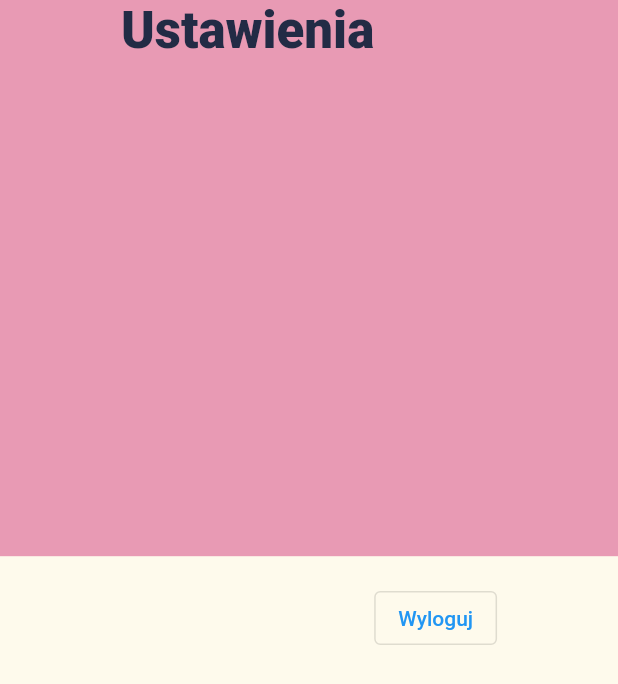
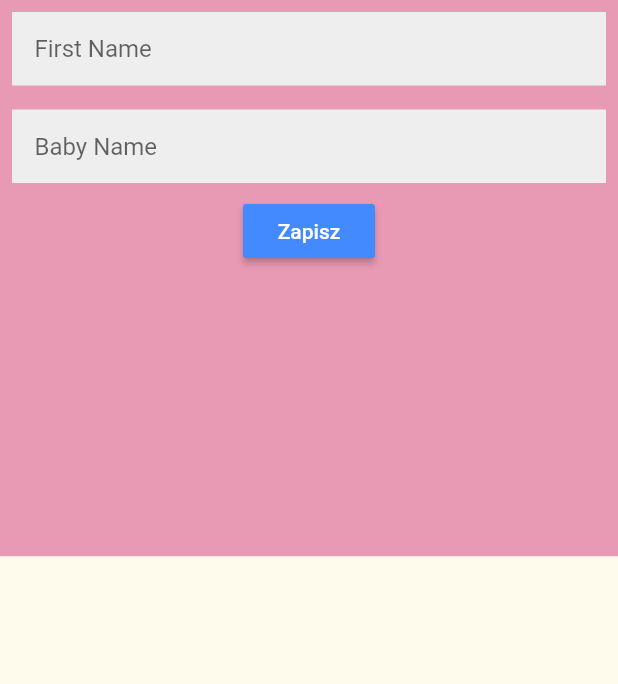
Before and after one commit to gebertdominik/my_pregnancy, a Flutter app: the HomeScreen screen opened directly, after a tap on "Ustawienia", on a phone screen of 412 x 824 dp. Shown: the top 684 px of the screen. Run offline on Flutter 3.47's test engine with Material 2 defaults, Android fonts, the phone set to English and light mode, and no system bars; our stand-ins replace cloud_firestore, firebase_auth, firebase_core, flutter_signin_button, flutter_svg, liquid_progress_indicator; accounts and stored records are empty.

Commit message:
Add settings

```diff
--- /dev/null
+++ b/lib/models/user_settings.dart
@@ -0,0 +1,46 @@
+import 'dart:core';
+
+import 'package:cloud_firestore/cloud_firestore.dart';
+
+class UserSettings {
+  String id;
+  String firstName;
+  String babyName;
+  DateTime expectedDate;
+
+  DocumentReference reference;
+
+  UserSettings(this.id, this.firstName, this.babyName, this.expectedDate, {this.reference});
+
+  factory UserSettings.fromJson(String id, Map<dynamic, dynamic> json) =>
+      _userSettingsFromJson(id, json);
+
+  Map<String, dynamic> toJson() => _userSettingsToJson(this);
+
+  factory UserSettings.fromFirestore(DocumentSnapshot documentSnapshot) {
+    UserSettings userSettings = UserSettings.fromJson(documentSnapshot.id, documentSnapshot.data());
+    return userSettings;
+  }
+
+  @override
+  String toString() => "UserSettings<$firstName>";
+}
+
+UserSettings _userSettingsFromJson(String id, Map<dynamic, dynamic> json) {
+  return UserSettings(
+      id,
+      json['firstName'] as String,
+      json['babyName'] as String,
+      json['expectedDate'] == null
+          ? null
+          : (json['expectedDate'] as Timestamp).toDate());
+}
+
+Map<String, dynamic> _userSettingsToJson(UserSettings instance) =>
+    <String, dynamic>{
+      'id': instance.id,
+      'firstName': instance.firstName,
+      'babyName': instance.babyName,
+      'expectedDate': instance.expectedDate,
+      'reference': instance.reference
+    };
--- /dev/null
+++ b/lib/repositories/user_settings_repository.dart
@@ -0,0 +1,19 @@
+import 'package:cloud_firestore/cloud_firestore.dart';
+import 'package:my_pregnancy/models/user_settings.dart';
+
+class UserSettingsRepository {
+  final CollectionReference collection =
+      FirebaseFirestore.instance.collection('userSettings');
+
+  Future<UserSettings> getUserSettings(String userId) async {
+    DocumentSnapshot documentSnapshot = await collection.doc(userId).get();
+    UserSettings userSettings = UserSettings.fromFirestore(documentSnapshot);
+    return userSettings;
+  }
+
+  Future<void> updateUserSettings(UserSettings userSettings) async {
+    return collection
+        .doc(userSettings.id)
+        .set(userSettings.toJson(), SetOptions(merge: true));
+  }
+}
--- a/lib/screens/home/components/main_menu.dart
+++ b/lib/screens/home/components/main_menu.dart
@@ -100,7 +100,7 @@ class MainMenu extends StatelessWidget {
               context,
               MaterialPageRoute(
                 builder: (context) {
-                  return SettingsScreen();
+                  return NewSettingsScreen();
                 },
               ),
             );
--- /dev/null
+++ b/lib/screens/settings/settings_controller.dart
@@ -0,0 +1,14 @@
+import 'package:my_pregnancy/models/user_settings.dart';
+import 'package:my_pregnancy/screens/settings/settings_service.dart';
+
+class SettingsController {
+  UserSettingsService _userSettingsService = new UserSettingsService();
+
+  Future<UserSettings> fetchUserSettings(String userId) async {
+    return _userSettingsService.getUserSettings(userId);
+  }
+
+  void updateUserSettings(UserSettings userSettings){
+    _userSettingsService.updateUserSettings(userSettings);
+  }
+}
--- a/lib/screens/settings/settings_screen.dart
+++ b/lib/screens/settings/settings_screen.dart
@@ -1,13 +1,27 @@
 import 'package:firebase_auth/firebase_auth.dart';
 import 'package:flutter/material.dart';
 import 'package:my_pregnancy/constants/colors.dart';
+import 'package:my_pregnancy/models/user_settings.dart';
+import 'package:my_pregnancy/screens/home/home_screen.dart';
+import 'package:my_pregnancy/screens/settings/settings_controller.dart';
 
 final FirebaseAuth _auth = FirebaseAuth.instance;
 
-class SettingsScreen extends StatelessWidget {
+class NewSettingsScreen extends StatelessWidget {
+  final SettingsController _settingsController = new SettingsController();
+
   @override
   Widget build(BuildContext context) {
     Size size = MediaQuery.of(context).size;
+    return FutureBuilder(
+        future: _settingsController.fetchUserSettings(_auth.currentUser.uid),
+        builder: (context, snapshot) {
+          UserSettings userSettings = snapshot.data;
+          if (userSettings == null) {
+            return Center(
+              child: CircularProgressIndicator(),
+            );
+          }
           return Scaffold(
             body: Stack(
               children: [
@@ -15,27 +29,91 @@ class SettingsScreen extends StatelessWidget {
                   height: size.height * 0.45,
                   decoration: BoxDecoration(color: kLightPinkColor),
                 ),
-          SafeArea(
-            child: Padding(
-              padding: const EdgeInsets.symmetric(horizontal: 20),
-              child:
-              Row(
-                mainAxisAlignment: MainAxisAlignment.center,
-                children: [
-                  Column(
-                    crossAxisAlignment: CrossAxisAlignment.center,
-                    children: [
-                      Text(
-                        "Ustawienia",
-                        style: Theme.of(context)
-                            .textTheme
-                            .headline4
-                            .copyWith(fontWeight: FontWeight.w900),
+                SettingsForm(userSettings)
+              ],
+            ),
+          );
+        });
+  }
+}
+
+class SettingsForm extends StatefulWidget {
+  final UserSettings userSettings;
+
+  const SettingsForm(this.userSettings);
+
+  @override
+  _SettingsFormState createState() => _SettingsFormState();
+}
+
+class _SettingsFormState extends State<SettingsForm> {
+  final _formKey = GlobalKey<FormState>();
+  final SettingsController _settingsController = new SettingsController();
+
+  @override
+  Widget build(BuildContext context) {
+    final halfMediaWidth = MediaQuery.of(context).size.width / 2.0;
+
+    return Form(
+      key: _formKey,
+      child: Column(
+        children: <Widget>[
+          Container(
+            alignment: Alignment.topCenter,
+            child: Row(
+              crossAxisAlignment: CrossAxisAlignment.start,
+              children: <Widget>[
+                Container(
+                  alignment: Alignment.topCenter,
+                  width: MediaQuery.of(context).size.width,
+                  child: MyTextFormField(
+                    hintText: 'First Name',
+                    validator: (String value) {
+                      if (value.isEmpty) {
+                        return 'Enter your first name';
+                      }
+                      return null;
+                    },
+                    initialValue: widget.userSettings.firstName,
+                    onSaved: (String value) {
+                      widget.userSettings.firstName = value;
+                    },
+                  ),
                 ),
               ],
             ),
-                  SignOutButton()
-                ],
+          ),
+          Container(
+            alignment: Alignment.topCenter,
+            width: MediaQuery.of(context).size.width,
+            child: MyTextFormField(
+              hintText: 'Baby Name',
+              validator: (String value) {
+                if (value.isEmpty) {
+                  return 'Enter your baby name';
+                }
+                return null;
+              },
+              initialValue: widget.userSettings.babyName,
+              onSaved: (String value) {
+                widget.userSettings.babyName = value;
+              },
+            ),
+          ),
+          RaisedButton(
+            color: Colors.blueAccent,
+            onPressed: () {
+              if (_formKey.currentState.validate()) {
+                _formKey.currentState.save();
+                _settingsController.updateUserSettings(widget.userSettings);
+                Navigator.push(context,
+                    MaterialPageRoute(builder: (context) => HomeScreen()));
+              }
+            },
+            child: Text(
+              'Zapisz',
+              style: TextStyle(
+                color: Colors.white,
               ),
             ),
           ),
@@ -49,8 +127,7 @@ class SignOutButton extends StatelessWidget {
   @override
   Widget build(BuildContext context) {
     return Container(
-        child:
-        OutlinedButton(
+      child: OutlinedButton(
         child: Text('Wyloguj'),
         onPressed: () async {
           final User user = await _auth.currentUser;
@@ -80,3 +157,42 @@ void _signOut() async {
 void _backToMain(BuildContext context) {
   Navigator.popUntil(context, ModalRoute.withName("/"));
 }
+
+class MyTextFormField extends StatelessWidget {
+  final String hintText;
+  final Function validator;
+  final Function onSaved;
+  final bool isPassword;
+  final bool isEmail;
+  final String initialValue;
+
+  MyTextFormField({
+    this.hintText,
+    this.validator,
+    this.onSaved,
+    this.initialValue,
+    this.isPassword = false,
+    this.isEmail = false,
+  });
+
+  @override
+  Widget build(BuildContext context) {
+    return Padding(
+      padding: EdgeInsets.all(8.0),
+      child: TextFormField(
+        decoration: InputDecoration(
+          hintText: hintText,
+          contentPadding: EdgeInsets.all(15.0),
+          border: InputBorder.none,
+          filled: true,
+          fillColor: Colors.grey[200],
+        ),
+        initialValue: initialValue,
+        obscureText: isPassword ? true : false,
+        validator: validator,
+        onSaved: onSaved,
+        keyboardType: isEmail ? TextInputType.emailAddress : TextInputType.text,
+      ),
+    );
+  }
+}
--- /dev/null
+++ b/lib/screens/settings/settings_service.dart
@@ -0,0 +1,15 @@
+import 'package:my_pregnancy/models/user_settings.dart';
+import 'package:my_pregnancy/repositories/user_settings_repository.dart';
+
+class UserSettingsService {
+  final UserSettingsRepository _userSettingsRepository =
+      UserSettingsRepository();
+
+  Future<UserSettings> getUserSettings(String userId) {
+    return _userSettingsRepository.getUserSettings(userId);
+  }
+
+  Future<void> updateUserSettings(UserSettings userSettings) {
+    return _userSettingsRepository.updateUserSettings(userSettings);
+  }
+}
```
Lines whose indentation alone changed are shown as unchanged.
